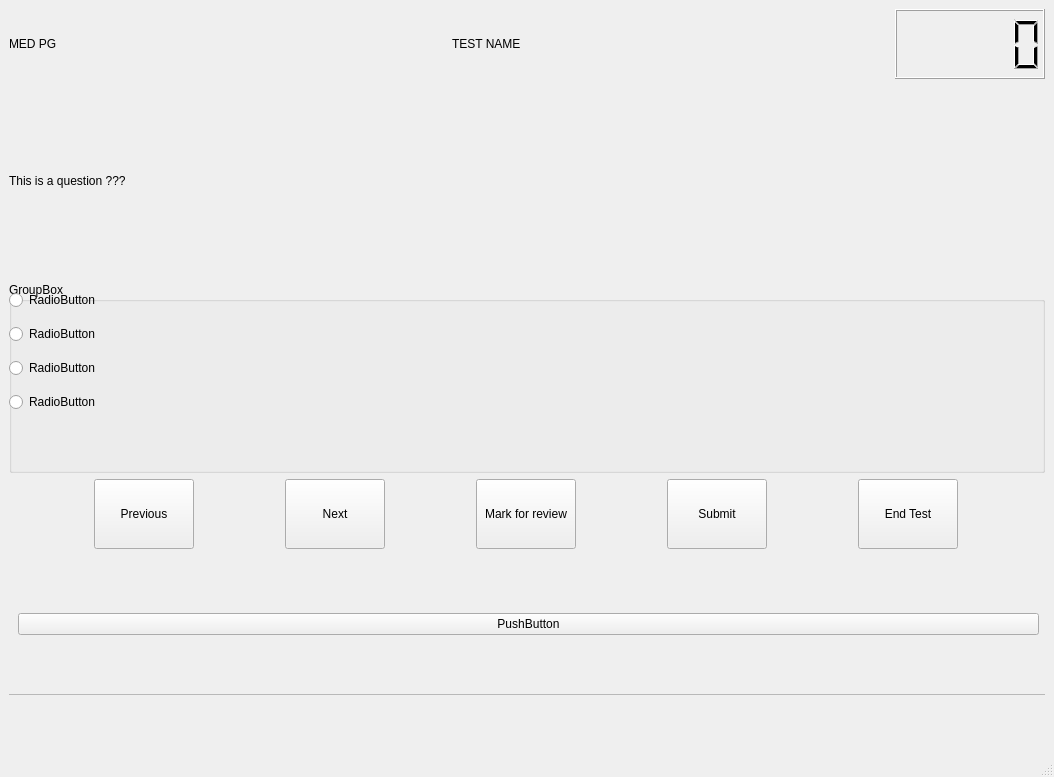
First picture: the form in orgLayout.ui, repository anilkunchalaece/pyQtGuiImproved, before the edit.
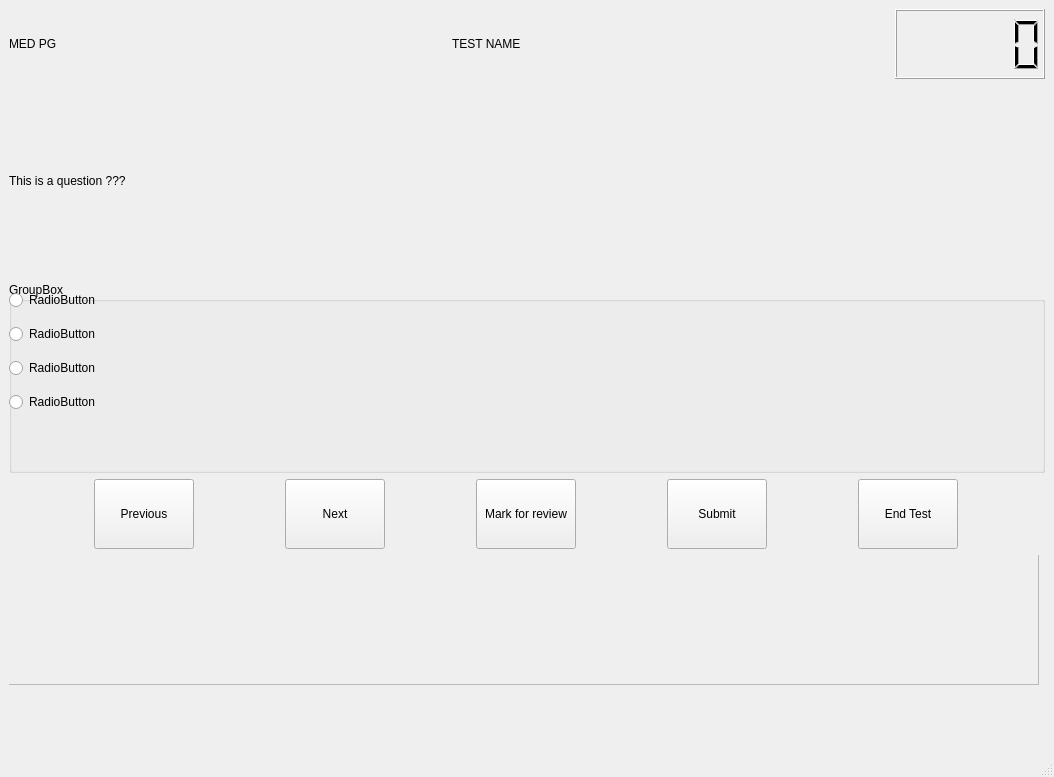
Second picture: the form after the edit.

Commit message: Everything ok with Scroll Widget

The edit to the form file:
```diff
--- a/orgLayout.ui
+++ b/orgLayout.ui
@@ -186,8 +186,8 @@
           <rect>
            <x>-1</x>
            <y>-1</y>
-           <width>1041</width>
-           <height>141</height>
+           <width>1031</width>
+           <height>131</height>
           </rect>
          </property>
          <property name="widgetResizable">
@@ -198,19 +198,11 @@
            <rect>
             <x>0</x>
             <y>0</y>
-            <width>1039</width>
-            <height>139</height>
+            <width>1029</width>
+            <height>129</height>
            </rect>
           </property>
-          <layout class="QGridLayout" name="gridLayout">
-           <item row="0" column="0">
-            <widget class="QPushButton" name="scrollBtn">
-             <property name="text">
-              <string>PushButton</string>
-             </property>
-            </widget>
-           </item>
-          </layout>
+          <layout class="QGridLayout" name="gridLayout"/>
          </widget>
         </widget>
        </widget>
```
Left out of the diff: 2 changed lines with no effect on the pictures. The commit also changes 2 other files.
